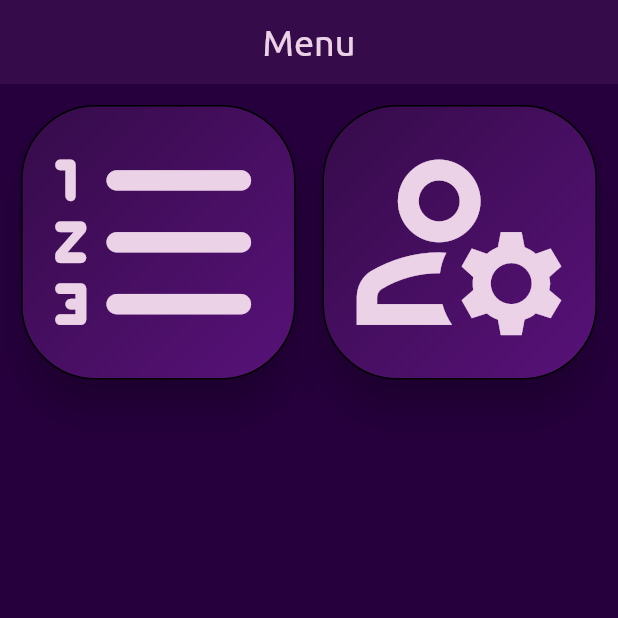
After one commit to 1eG0ist/todo, a Flutter app: the screen it shows after launch, on a phone screen of 412 x 824 dp, the top half of it. The commit adds this screen. Run offline on Flutter 3.47's test engine with Material 3 defaults, Android fonts, the phone set to English and light mode, and no system bars.

Commit message:
add routes, create menu page with a unique interface

```diff
--- /dev/null
+++ b/lib/cards/main_menu_card.dart
@@ -0,0 +1,37 @@
+import 'package:flutter/material.dart';
+import 'package:todo/theme/app_theme.dart';
+import 'package:todo/theme/gradients.dart';
+
+GestureDetector menuCard(Icon cardIcon, Text text, Function func) {
+  return GestureDetector(
+    onTap: () {func();},
+    child: Card(
+      color: Colors.transparent,
+      elevation: 12,
+      shape: RoundedRectangleBorder(
+        borderRadius: BorderRadius.circular(50.0),
+      ),
+      child: Container(
+        padding: const EdgeInsets.all(8),
+        decoration: BoxDecoration(
+            gradient: darkPurpleGradient,
+            borderRadius: const BorderRadius.all(Radius.circular(50)),
+            border: Border.all(
+                width: 1,
+                color: AppTheme.colors.black
+            )
+        ),
+        child: FittedBox(fit: BoxFit.fill, child: cardIcon)
+      ),
+    ),
+  );
+}
+
+/*
+* Column(
+          children: [
+            cardIcon,
+            text,
+          ],
+        ),
+* */
--- /dev/null
+++ b/lib/pages/menu.dart
@@ -0,0 +1,52 @@
+import 'package:flutter/material.dart';
+import 'package:todo/theme/app_theme.dart';
+import 'package:todo/theme/text_styles.dart';
+import 'package:todo/cards/main_menu_card.dart';
+
+class Menu extends StatelessWidget {
+  const Menu({super.key});
+
+
+
+  @override
+  Widget build(BuildContext context) {
+    return Scaffold(
+        backgroundColor: AppTheme.colors.spacePurple,
+        appBar: AppBar(
+          title: Text("Menu", style: bigTextStyle),
+          centerTitle: true,
+          backgroundColor: AppTheme.colors.darkPurple,
+        ),
+        body: GridView.count(
+          primary: false,
+          padding: const EdgeInsets.all(10),
+          crossAxisSpacing: 10,
+          mainAxisSpacing: 10,
+          crossAxisCount: 2,
+          children: [
+            menuCard(
+              Icon(
+                Icons.format_list_numbered_rounded,
+                color: AppTheme.colors.pinkWhite,
+              ),
+              Text("Tasks", style: bigTextStyle),
+              () {
+                // TODO change arrow color on todo page
+                Navigator.pushNamed(context, '/todo');
+              }
+            ),
+            menuCard(
+                Icon(
+                  Icons.manage_accounts_outlined,
+                  color: AppTheme.colors.pinkWhite,
+                ),
+                Text("Profile", style: bigTextStyle),
+                () {
+                  // TODO create new page (profile) -> create account system
+                }
+            ),
+          ],
+        )
+    );
+  }
+}
--- a/lib/theme/text_styles.dart
+++ b/lib/theme/text_styles.dart
@@ -8,3 +8,10 @@ var mainTextStyle = TextStyle(
   fontWeight: FontWeight.w400,
   color: AppTheme.colors.pinkWhite,
 );
+
+var bigTextStyle = TextStyle(
+  fontSize: 24,
+  fontFamily: 'Ubuntu',
+  fontWeight: FontWeight.w400,
+  color: AppTheme.colors.pinkWhite,
+);
--- a/pubspec.yaml
+++ b/pubspec.yaml
@@ -60,8 +60,7 @@ flutter:
 
   # To add assets to your application, add an assets section, like this:
   # assets:
-  #   - images/a_dot_burr.jpeg
-  #   - images/a_dot_ham.jpeg
+
 
   # An image asset can refer to one or more resolution-specific "variants", see
   # https://flutter.dev/assets-and-images/#resolution-aware
```
Also changed, not shown: lib/main.dart (+6 -1 lines), lib/pages/home.dart (+24 -6 lines), assets/task_guy.svg (added), 1 other file.
